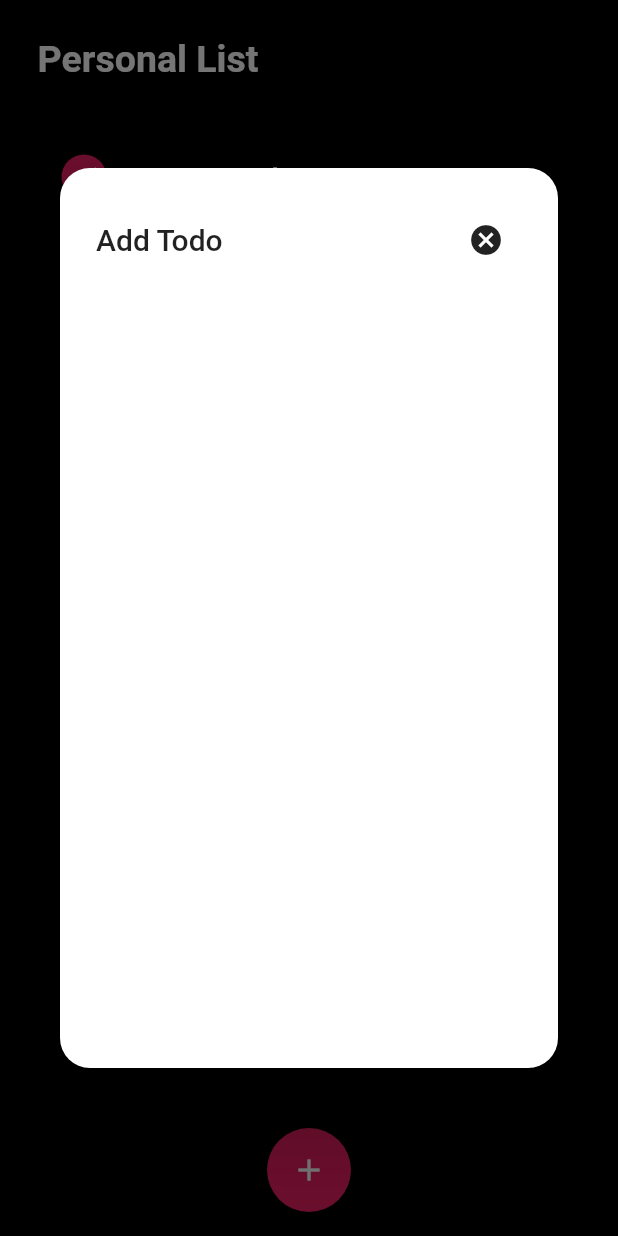
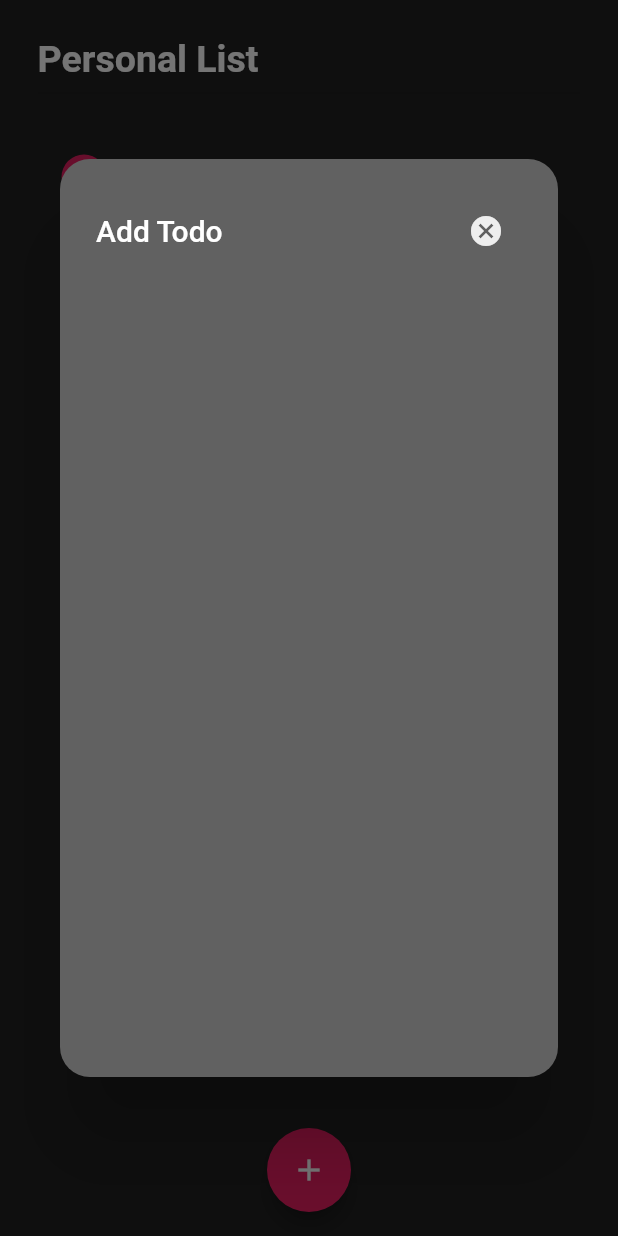
Before and after one commit to RafaelMarinho96/todo-list, a Flutter app: the screen it shows after launch, after a tap on the "add" icon, on a phone screen of 412 x 824 dp. Run offline on Flutter 3.47's test engine with Material 2 defaults, Android fonts, the phone set to English and light mode, and no system bars.

Commit message:
fix: changed scaffold color to grey and add dialog padding

```diff
--- a/lib/main.dart
+++ b/lib/main.dart
@@ -12,7 +12,8 @@ class MyApp extends StatelessWidget {
       debugShowCheckedModeBanner: false,
       home: ListScreen(),
       theme: ThemeData(
-          primarySwatch: Colors.pink, scaffoldBackgroundColor: Colors.black),
+          primarySwatch: Colors.pink,
+          scaffoldBackgroundColor: Colors.grey[900]),
     );
   }
 }
--- a/lib/screens/list_screen.dart
+++ b/lib/screens/list_screen.dart
@@ -60,18 +60,24 @@ class ListScreen extends StatelessWidget {
               context: context,
               builder: (builder) {
                 return SimpleDialog(
+                  contentPadding:
+                      EdgeInsets.symmetric(horizontal: 25.0, vertical: 20.0),
+                  backgroundColor: Colors.grey[700],
                   shape: RoundedRectangleBorder(
                       borderRadius: BorderRadius.circular(20)),
                   title: Row(
                     children: [
                       Text(
                         'Add Todo',
-                        style: TextStyle(fontSize: 20.0),
+                        style: TextStyle(fontSize: 20.0, color: Colors.white),
                       ),
                       Spacer(),
                       IconButton(
                           onPressed: () => Navigator.pop(context),
-                          icon: Icon(Icons.cancel))
+                          icon: Icon(
+                            Icons.cancel,
+                            color: Colors.grey[200],
+                          ))
                     ],
                   ),
                   children: [
```
